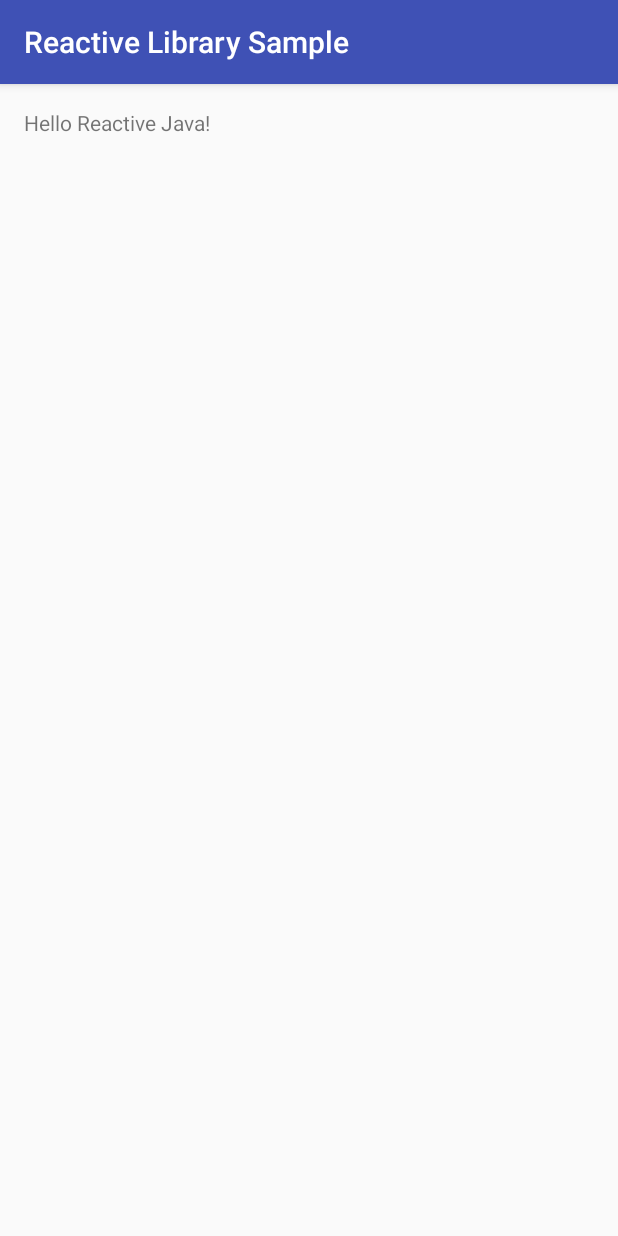
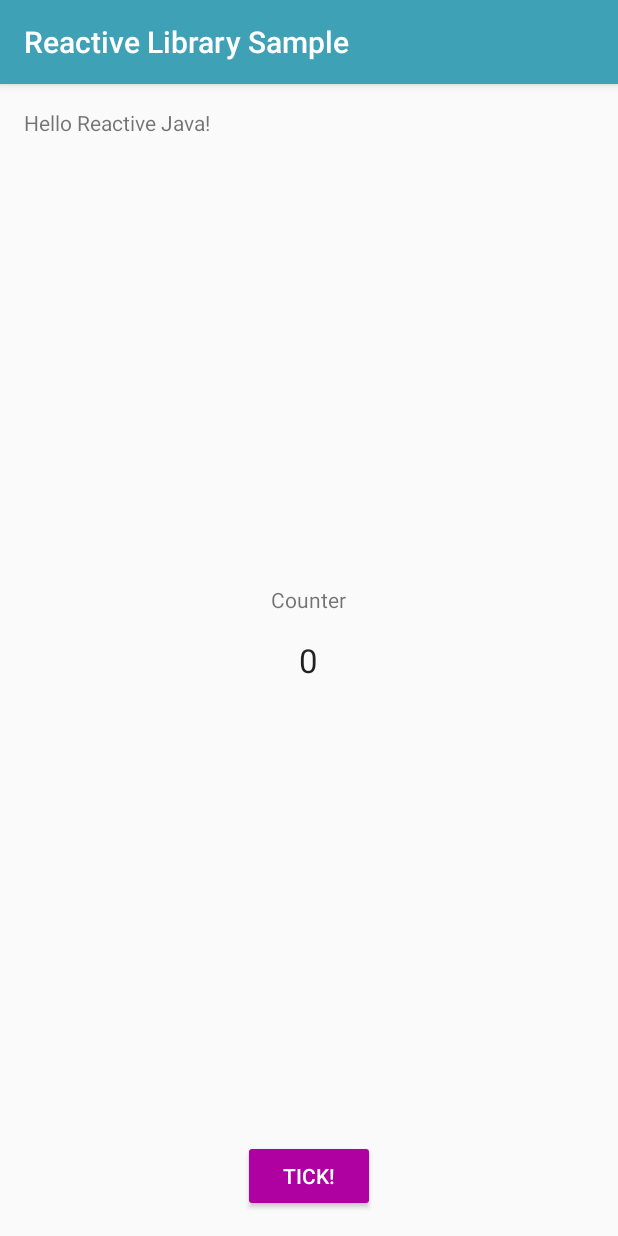
Before and after one commit to muhrifqii/ReactiveLibrarySample, an Android app: the screen it shows after launch (MainActivity before the commit, SimpleClickActivity after it), on a phone screen of 412 x 824 dp. Run offline under Robolectric (Android 15) with nearby library versions, the phone set to English and light mode, and no system bars; libraries missing offline, so code that uses them is left out: com.jakewharton.rxbinding, rx.functions, rx.subscriptions; 6 statements that could not run were skipped.

Commit message:
add more clicks and show simple rxtextview action

```diff
--- a/app/src/main/AndroidManifest.xml
+++ b/app/src/main/AndroidManifest.xml
@@ -9,6 +9,9 @@
       android:supportsRtl="true"
       android:theme="@style/AppTheme">
     <activity android:name=".MainActivity">
+
+    </activity>
+    <activity android:name=".rxbinding.SimpleClickActivity">
       <intent-filter>
         <action android:name="android.intent.action.MAIN"/>
 
--- a/app/src/main/java/io/github/muhrifqii/reactivelibrarysample/MainActivity.java
+++ b/app/src/main/java/io/github/muhrifqii/reactivelibrarysample/MainActivity.java
@@ -1,42 +1,43 @@
+/*
+ * MIT License
+ *
+ * Copyright (c) 2017 Muhammad Rifqi Fatchurrahman Putra Danar
+ *
+ * Permission is hereby granted, free of charge, to any person obtaining a copy
+ * of this software and associated documentation files (the "Software"), to deal
+ * in the Software without restriction, including without limitation the rights
+ * to use, copy, modify, merge, publish, distribute, sublicense, and/or sell
+ * copies of the Software, and to permit persons to whom the Software is
+ * furnished to do so, subject to the following conditions:
+ *
+ * The above copyright notice and this permission notice shall be included in all
+ * copies or substantial portions of the Software.
+ *
+ * THE SOFTWARE IS PROVIDED "AS IS", WITHOUT WARRANTY OF ANY KIND, EXPRESS OR
+ * IMPLIED, INCLUDING BUT NOT LIMITED TO THE WARRANTIES OF MERCHANTABILITY,
+ * FITNESS FOR A PARTICULAR PURPOSE AND NONINFRINGEMENT. IN NO EVENT SHALL THE
+ * AUTHORS OR COPYRIGHT HOLDERS BE LIABLE FOR ANY CLAIM, DAMAGES OR OTHER
+ * LIABILITY, WHETHER IN AN ACTION OF CONTRACT, TORT OR OTHERWISE, ARISING FROM,
+ * OUT OF OR IN CONNECTION WITH THE SOFTWARE OR THE USE OR OTHER DEALINGS IN THE
+ * SOFTWARE.
+ */
+
 package io.github.muhrifqii.reactivelibrarysample;
 
+import android.os.Bundle;
 import android.support.v7.app.AppCompatActivity;
-import android.os.Bundle;
-import android.widget.TextView;
-import android.widget.Toast;
-import com.jakewharton.rxbinding.view.RxView;
-import rx.subscriptions.CompositeSubscription;
 
-public class MainActivity extends AppCompatActivity {
+/**
+ * Created on   : 05/01/17
+ * Author       : muhrifqii
+ * Name         : Muhammad Rifqi Fatchurrahman Putra Danar
+ * Github       : https://github.com/muhrifqii
+ * LinkedIn     : https://linkedin.com/in/muhrifqii
+ */
 
-  final CompositeSubscription subs = new CompositeSubscription();
-  private TextView textView;
-
-  @Override protected void onCreate(Bundle savedInstanceState) {
+public class MainActivity extends AppCompatActivity{
+  @Override public void onCreate(Bundle savedInstanceState) {
     super.onCreate(savedInstanceState);
     setContentView(R.layout.activity_main);
-    textView = (TextView) findViewById(R.id.tv_hello_reactive);
-  }
-
-  @Override protected void onStart() {
-    super.onStart();
-
-    subs.add(RxView.clicks(textView)
-        .subscribe(
-            __ -> Toast.makeText(MainActivity.this, "I am ready!", Toast.LENGTH_SHORT).show()));
-    subs.add(RxView.longClicks(textView)
-        .subscribe(
-            __ -> Toast.makeText(MainActivity.this, "Long click happened", Toast.LENGTH_SHORT)
-                .show()));
-  }
-
-  @Override protected void onStop() {
-    super.onStop();
-    subs.unsubscribe();
-  }
-
-  @Override protected void onDestroy() {
-    subs.clear();
-    super.onDestroy();
   }
 }
--- /dev/null
+++ b/app/src/main/java/io/github/muhrifqii/reactivelibrarysample/rxbinding/SimpleClickActivity.java
@@ -0,0 +1,94 @@
+/*
+ * MIT License
+ *
+ * Copyright (c) 2017 Muhammad Rifqi Fatchurrahman Putra Danar
+ *
+ * Permission is hereby granted, free of charge, to any person obtaining a copy
+ * of this software and associated documentation files (the "Software"), to deal
+ * in the Software without restriction, including without limitation the rights
+ * to use, copy, modify, merge, publish, distribute, sublicense, and/or sell
+ * copies of the Software, and to permit persons to whom the Software is
+ * furnished to do so, subject to the following conditions:
+ *
+ * The above copyright notice and this permission notice shall be included in all
+ * copies or substantial portions of the Software.
+ *
+ * THE SOFTWARE IS PROVIDED "AS IS", WITHOUT WARRANTY OF ANY KIND, EXPRESS OR
+ * IMPLIED, INCLUDING BUT NOT LIMITED TO THE WARRANTIES OF MERCHANTABILITY,
+ * FITNESS FOR A PARTICULAR PURPOSE AND NONINFRINGEMENT. IN NO EVENT SHALL THE
+ * AUTHORS OR COPYRIGHT HOLDERS BE LIABLE FOR ANY CLAIM, DAMAGES OR OTHER
+ * LIABILITY, WHETHER IN AN ACTION OF CONTRACT, TORT OR OTHERWISE, ARISING FROM,
+ * OUT OF OR IN CONNECTION WITH THE SOFTWARE OR THE USE OR OTHER DEALINGS IN THE
+ * SOFTWARE.
+ */
+
+package io.github.muhrifqii.reactivelibrarysample.rxbinding;
+
+import android.support.v7.app.AppCompatActivity;
+import android.os.Bundle;
+import android.view.View;
+import android.widget.Button;
+import android.widget.TextView;
+import android.widget.Toast;
+import com.jakewharton.rxbinding.view.RxView;
+import com.jakewharton.rxbinding.widget.RxTextView;
+import io.github.muhrifqii.reactivelibrarysample.R;
+import rx.functions.Func1;
+import rx.subscriptions.CompositeSubscription;
+
+/**
+ * Created on   : 05/01/17
+ * Author       : muhrifqii
+ * Name         : Muhammad Rifqi Fatchurrahman Putra Danar
+ * Github       : https://github.com/muhrifqii
+ * LinkedIn     : https://linkedin.com/in/muhrifqii
+ */
+
+public class SimpleClickActivity extends AppCompatActivity {
+
+  private int counter;
+  private final CompositeSubscription subs = new CompositeSubscription();
+  private TextView textView, tvTick;
+  private Button btnTicker;
+
+  @Override protected void onCreate(Bundle savedInstanceState) {
+    super.onCreate(savedInstanceState);
+    setContentView(R.layout.activity_simple_click);
+    textView = (TextView) findViewById(R.id.tv_hello_reactive);
+    tvTick = (TextView) findViewById(R.id.tv_tick);
+    btnTicker = ((Button) findViewById(R.id.btn_ticker));
+    counter = 0;
+  }
+
+  @Override protected void onStart() {
+    super.onStart();
+    subs.add(RxView.clicks(textView).subscribe(__ -> clickeEvent(textView)));
+    subs.add(RxView.longClicks(textView).subscribe(__ -> longClickEvent(textView)));
+    subs.add(RxView.clicks(tvTick).subscribe(__ -> clickeEvent(tvTick)));
+    subs.add(RxView.longClicks(tvTick).subscribe(__ -> longClickEvent(tvTick)));
+    subs.add(RxView.clicks(btnTicker)
+        .map(__ -> String.valueOf(counter = (counter < 33) ? counter + 1 : 0))
+        .subscribe(RxTextView.text(tvTick)));
+    subs.add(RxView.longClicks(btnTicker)
+        .map(__ -> String.valueOf(counter = 0))
+        .subscribe(RxTextView.text(tvTick)));
+  }
+
+  @Override protected void onStop() {
+    super.onStop();
+    subs.unsubscribe();
+  }
+
+  @Override protected void onDestroy() {
+    subs.clear();
+    super.onDestroy();
+  }
+
+  private void clickeEvent(View view) {
+    Toast.makeText(SimpleClickActivity.this, "I am ready!", Toast.LENGTH_SHORT).show();
+  }
+
+  private void longClickEvent(View view) {
+    Toast.makeText(SimpleClickActivity.this, "Long click happened", Toast.LENGTH_SHORT).show();
+  }
+}
--- /dev/null
+++ b/app/src/main/res/layout/activity_simple_click.xml
@@ -0,0 +1,47 @@
+<?xml version="1.0" encoding="utf-8"?>
+<RelativeLayout
+    xmlns:android="http://schemas.android.com/apk/res/android"
+    xmlns:tools="http://schemas.android.com/tools"
+    android:id="@+id/activity_main"
+    android:layout_width="match_parent"
+    android:layout_height="match_parent"
+    android:paddingBottom="@dimen/activity_vertical_margin"
+    android:paddingLeft="@dimen/activity_horizontal_margin"
+    android:paddingRight="@dimen/activity_horizontal_margin"
+    android:paddingTop="@dimen/activity_vertical_margin"
+    tools:context="io.github.muhrifqii.reactivelibrarysample.rxbinding.SimpleClickActivity"
+    >
+
+  <TextView
+      android:id="@+id/tv_hello_reactive"
+      android:layout_width="wrap_content"
+      android:layout_height="wrap_content"
+      android:text="Hello Reactive Java!"
+      />
+  <Button
+      android:id="@+id/btn_ticker"
+      android:layout_width="wrap_content"
+      android:layout_height="wrap_content"
+      android:layout_alignParentBottom="true"
+      android:layout_centerHorizontal="true"
+      android:text="Tick!"
+      style="@style/Base.Widget.AppCompat.Button.Colored"
+      />
+  <TextView
+      android:id="@+id/tv_tick"
+      android:layout_width="wrap_content"
+      android:layout_height="wrap_content"
+      android:layout_centerInParent="true"
+      android:text="0"
+      style="@style/TextAppearance.AppCompat.Large"
+      />
+  <TextView
+      android:layout_width="wrap_content"
+      android:layout_height="wrap_content"
+      android:text="Counter"
+      android:layout_centerHorizontal="true"
+      android:layout_above="@id/tv_tick"
+      android:layout_margin="@dimen/activity_vertical_margin"
+      />
+
+</RelativeLayout>
--- a/app/src/main/res/values/colors.xml
+++ b/app/src/main/res/values/colors.xml
@@ -1,6 +1,6 @@
 <?xml version="1.0" encoding="utf-8"?>
 <resources>
-  <color name="colorPrimary">#3F51B5</color>
-  <color name="colorPrimaryDark">#303F9F</color>
-  <color name="colorAccent">#FF4081</color>
+  <color name="colorPrimary">#3FA1B5</color>
+  <color name="colorPrimaryDark">#308F9F</color>
+  <color name="colorAccent">#AF00A1</color>
 </resources>
```
Also changed, not shown: app/src/main/res/layout/activity_main.xml (+28 -18 lines).
